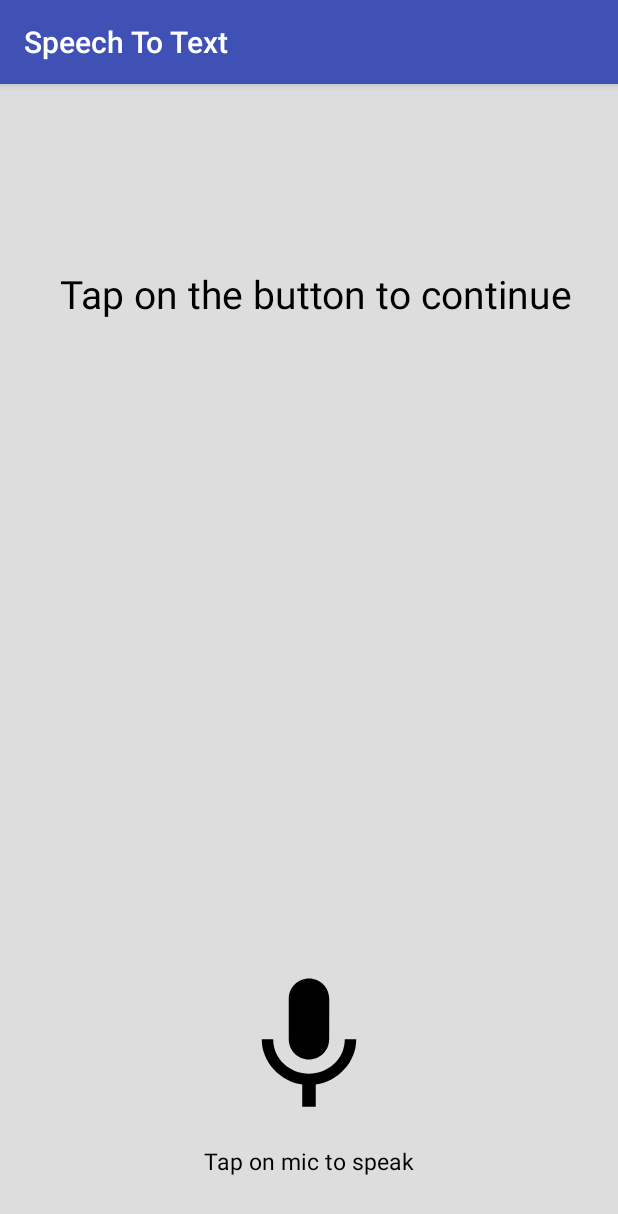
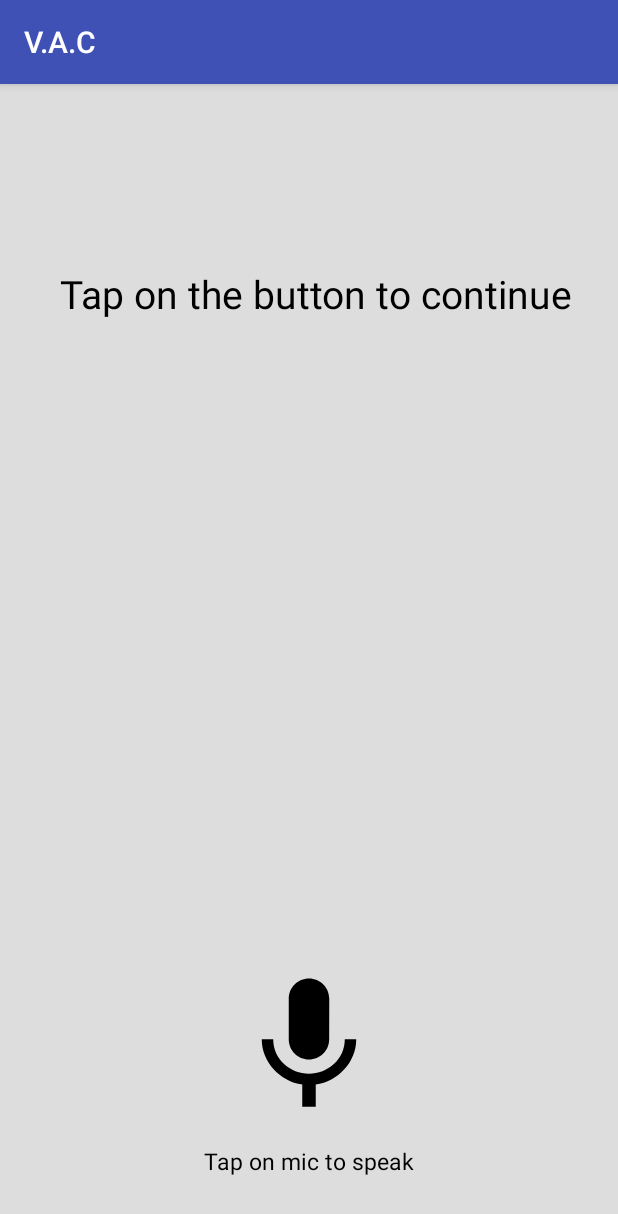
Before and after one commit to amannagarkar/VoiceActivatedCalculator, an Android app: the screen it shows after launch (MainActivity), on a phone screen of 412 x 824 dp. Shown: the top 1214 px of the screen. Run offline under Robolectric (Android 15) with nearby library versions, the phone set to English and light mode, and no system bars.

Commit message:
Amit sathi only.

```diff
--- a/app/src/main/AndroidManifest.xml
+++ b/app/src/main/AndroidManifest.xml
@@ -4,9 +4,9 @@
 
     <application
         android:allowBackup="true"
-        android:icon="@mipmap/ic_launcher"
-        android:label="@string/app_name"
-        android:roundIcon="@mipmap/ic_launcher_round"
+        android:icon="@drawable/nice_mic"
+        android:label="V.A.C"
+        android:roundIcon="@drawable/nice_mic"
         android:supportsRtl="true"
         android:theme="@style/AppTheme">
         <activity android:name=".MainActivity">
--- a/app/src/main/java/com/affair/rohitjoshi/voiceactivatedcalculator/MainActivity.java
+++ b/app/src/main/java/com/affair/rohitjoshi/voiceactivatedcalculator/MainActivity.java
@@ -58,7 +58,7 @@ public class MainActivity extends AppCompatActivity {
             }
         });
 
-        listoutput = (ListView) findViewById(R.id.list_output);
+        //listoutput = (ListView) findViewById(R.id.list_output);
         txtSpeechInput = (TextView) findViewById(R.id.txtSpeechInput);
         btnSpeak = (ImageButton) findViewById(R.id.btnSpeak);
 
--- a/app/src/main/res/layout/activity_main.xml
+++ b/app/src/main/res/layout/activity_main.xml
@@ -47,11 +47,4 @@
             android:textStyle="normal" />
     </LinearLayout>
 
-    <ListView
-        android:id="@+id/list_output"
-        android:layout_width="match_parent"
-        android:layout_height="match_parent"
-        android:layout_alignParentTop="true"
-        android:layout_marginTop="0dp" />
-
 </RelativeLayout>
```
